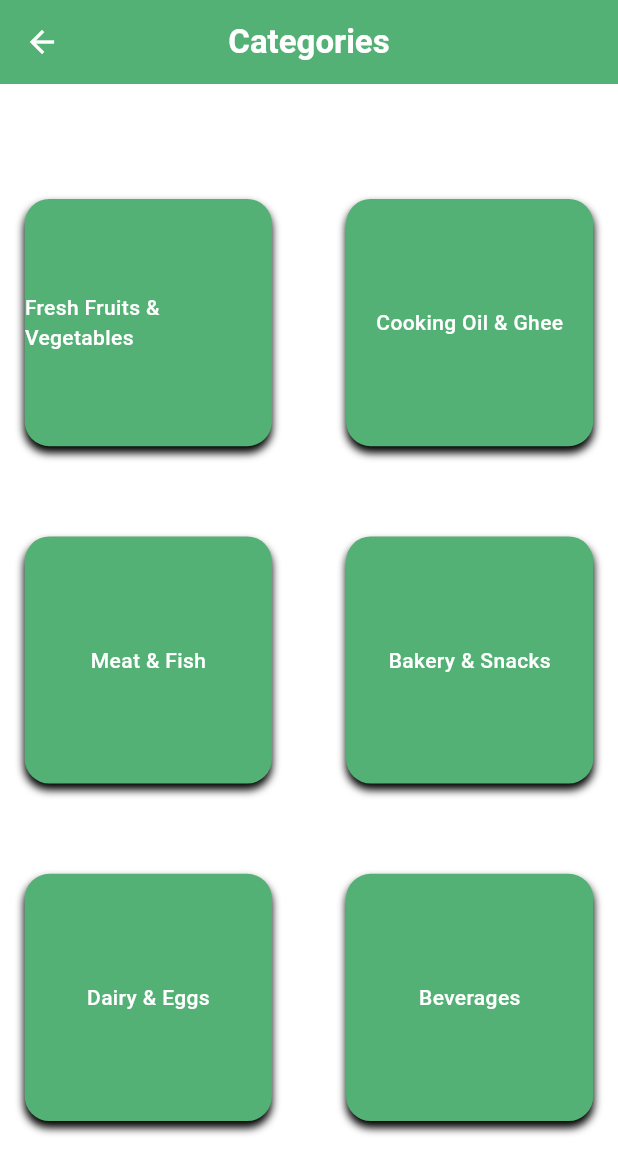
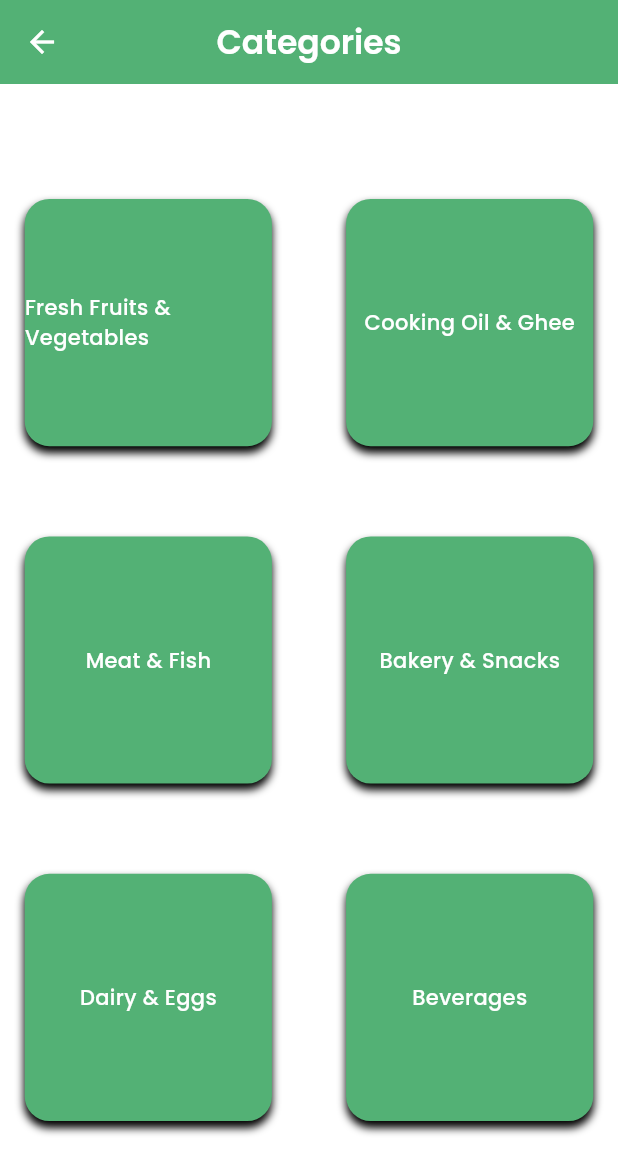
Before and after one commit to shibii787/nectar_admin, a Flutter app: the screen it shows after launch, after a tap on "Categories", on a phone screen of 412 x 824 dp. Shown: the top 1174 px of the screen. Run offline on Flutter 3.47's test engine with Material 3 defaults, Android fonts, the phone set to English and light mode, and no system bars; our stand-ins replace cloud_firestore, firebase_core, flutter_riverpod, google_fonts; accounts and stored records are empty.

Commit message:
splash updated

```diff
--- a/lib/app_intro/splash.dart
+++ b/lib/app_intro/splash.dart
@@ -1,5 +1,9 @@
 import 'package:flutter/material.dart';
 import 'package:nectar_admin/app_administration/home_page.dart';
+import 'package:nectar_admin/core/common/colors.dart';
+import 'package:nectar_admin/core/common/images.dart';
+
+import '../main.dart';
 
 class splashPage extends StatefulWidget {
   const splashPage({super.key});
@@ -21,13 +25,27 @@ class _splashPageState extends State<splashPage> {
 
   @override
   Widget build(BuildContext context) {
-    return const Scaffold(
+    return  Scaffold(
+      backgroundColor: theColors.third,
       body: SafeArea(
           child: Center(
-            child: Text("NECTAR",style: TextStyle(
-              fontWeight: FontWeight.w600,
-              fontSize: 30,
-            ),),
+            child: Column(
+              mainAxisAlignment: MainAxisAlignment.center,
+              children: [
+                Text("NECTAR",style: TextStyle(
+                  color: theColors.primaryColor,
+                  letterSpacing: w*0.01,
+                  fontWeight: FontWeight.w600,
+                  fontSize: 35,
+                ),),
+                Text("Admin Panel",
+                style: TextStyle(
+                  color: theColors.primaryColor,
+                  fontSize: 20,
+                  letterSpacing: w*0.001
+                ),)
+              ],
+            ),
           )),
     );
   }
--- /dev/null
+++ b/lib/core/common/images.dart
@@ -0,0 +1,3 @@
+class theImages{
+static const whiteCarrot="assets/images/Group.png";
+}
--- a/lib/main.dart
+++ b/lib/main.dart
@@ -1,6 +1,7 @@
 import 'package:firebase_core/firebase_core.dart';
 import 'package:flutter/material.dart';
 import 'package:flutter_riverpod/flutter_riverpod.dart';
+import 'package:google_fonts/google_fonts.dart';
 import 'package:nectar_admin/app_intro/splash.dart';
 
 import 'firebase_options.dart';
@@ -36,6 +37,9 @@ class _nectarState extends State<nectar> {
         FocusManager.instance.primaryFocus!.unfocus();
       },
       child: MaterialApp(
+        theme: ThemeData(
+            textTheme: GoogleFonts.poppinsTextTheme()
+        ),
         debugShowCheckedModeBanner: false,
         home: splashPage(),
       ),
--- a/pubspec.yaml
+++ b/pubspec.yaml
@@ -45,6 +45,7 @@ dependencies:
   image_picker: ^1.0.4
   cached_network_image: ^3.3.0
   flutter_riverpod:
+  google_fonts: 6.1.0
 
 dev_dependencies:
   flutter_test:
```
Also changed, not shown: pubspec.lock, 2 other files.
